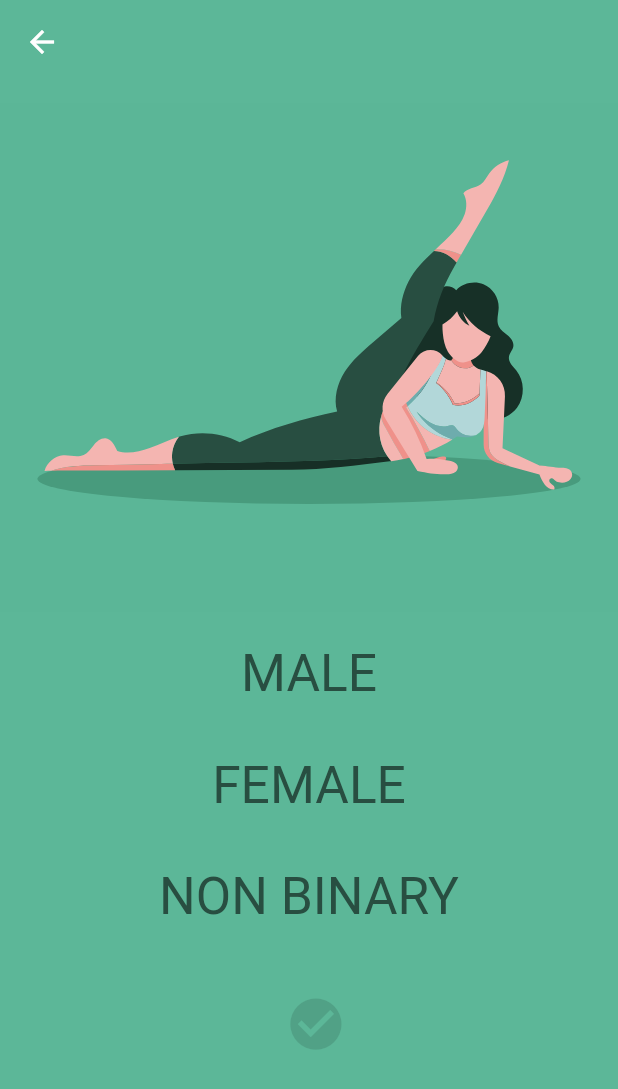
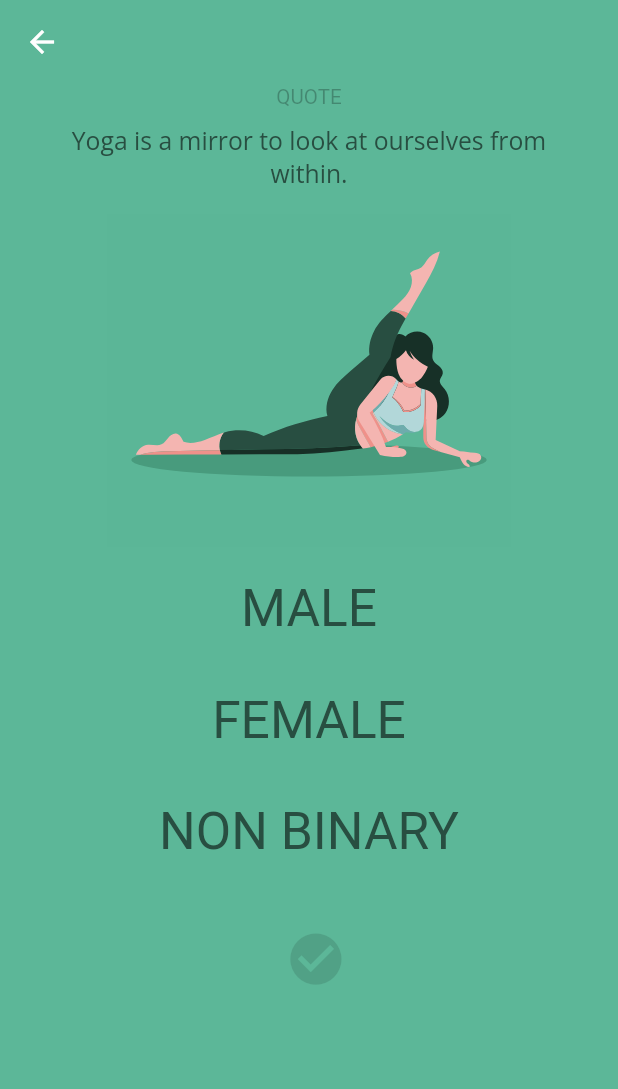
Before and after one commit to Abhishek-Verma7887/Sofia, a Flutter app: the GenderPage screen opened directly, on a phone screen of 412 x 824 dp. Shown: the top 1089 px of the screen. Run offline on Flutter 3.47's test engine with Material 2 defaults, Android fonts, the phone set to English and light mode, and no system bars; our stand-ins replace firebase_auth, flutter_svg, google_fonts, google_sign_in, shared_preferences, websafe_svg; accounts and stored records are empty.

Commit message:
Onboarding overhaul

```diff
--- a/lib/screens/gender_page.dart
+++ b/lib/screens/gender_page.dart
@@ -1,5 +1,6 @@
 import 'package:flutter/material.dart';
 import 'package:flutter_svg/svg.dart';
+import 'package:google_fonts/google_fonts.dart';
 import 'package:sofia/screens/age_page.dart';
 import 'package:sofia/utils/sign_in.dart';
 
@@ -18,6 +19,16 @@ class _GenderPageState extends State<GenderPage> {
 
   String selectedGender;
 
+  AppBar appBar = AppBar(
+    centerTitle: true,
+    title: Text(
+      '',
+      style: TextStyle(color: Colors.deepOrangeAccent[700], fontSize: 30),
+    ),
+    backgroundColor: Color(0xFF5cb798),
+    elevation: 0,
+  );
+
   @override
   void initState() {
     super.initState();
@@ -33,17 +44,9 @@ class _GenderPageState extends State<GenderPage> {
 
   @override
   Widget build(BuildContext context) {
-    var sceeenSize = MediaQuery.of(context).size;
+    var screenSize = MediaQuery.of(context).size;
     return Scaffold(
-      appBar: AppBar(
-        centerTitle: true,
-        title: Text(
-          '',
-          style: TextStyle(color: Colors.deepOrangeAccent[700], fontSize: 30),
-        ),
-        backgroundColor: Color(0xFF5cb798),
-        elevation: 0,
-      ),
+      appBar: appBar,
       body: Stack(
         children: <Widget>[
           Container(
@@ -51,12 +54,39 @@ class _GenderPageState extends State<GenderPage> {
             // Color(0xFFffe6e1), --> color for the other cover
             child: SingleChildScrollView(
               child: Container(
-                padding: EdgeInsets.only(bottom: sceeenSize.height / 5),
-                height: MediaQuery.of(context).size.height,
+                padding: EdgeInsets.only(bottom: screenSize.height / 5),
+                height: screenSize.height - appBar.preferredSize.height,
                 child: Column(
                   mainAxisSize: MainAxisSize.max,
                   mainAxisAlignment: MainAxisAlignment.center,
                   children: <Widget>[
+                    Padding(
+                      padding: EdgeInsets.only(
+                        bottom: screenSize.height / 80,
+                      ),
+                      child: Text(
+                        'QUOTE',
+                        textAlign: TextAlign.center,
+                        style: GoogleFonts.lexendTera(
+                          fontSize: screenSize.height / 60,
+                          color: Colors.black26,
+                        ),
+                      ),
+                    ),
+                    Padding(
+                      padding: EdgeInsets.only(
+                          left: screenSize.width / 15,
+                          right: screenSize.width / 15,
+                          bottom: screenSize.height / 50),
+                      child: Text(
+                        'Yoga is a mirror to look at ourselves from within.',
+                        textAlign: TextAlign.center,
+                        style: GoogleFonts.openSans(
+                          fontSize: screenSize.height / 50,
+                          color: Color(0xFF284e41),
+                        ),
+                      ),
+                    ),
                     Flexible(
                       child: SvgPicture.asset(
                         'assets/images/intro_2.svg',
@@ -66,13 +96,13 @@ class _GenderPageState extends State<GenderPage> {
                     ),
                     Padding(
                       padding: EdgeInsets.only(
-                        bottom: sceeenSize.height / 50,
+                        bottom: screenSize.height / 50,
                       ),
                       child: RotatedBox(
                         quarterTurns: 1,
                         child: ToggleButtons(
                           splashColor: Colors.transparent,
-                          borderWidth: sceeenSize.width / 60,
+                          borderWidth: screenSize.width / 60,
                           borderColor: Colors.transparent,
                           fillColor: Colors.black12,
                           disabledBorderColor: Colors.black,
@@ -85,12 +115,12 @@ class _GenderPageState extends State<GenderPage> {
                               quarterTurns: 3,
                               child: Padding(
                                 padding: EdgeInsets.all(
-                                  sceeenSize.width / 30,
+                                  screenSize.width / 30,
                                 ),
                                 child: Text(
                                   'MALE',
                                   style: TextStyle(
-                                    fontSize: sceeenSize.width / 12,
+                                    fontSize: screenSize.width / 12,
                                   ),
                                 ),
                               ),
@@ -99,12 +129,12 @@ class _GenderPageState extends State<GenderPage> {
                               quarterTurns: 3,
                               child: Padding(
                                 padding: EdgeInsets.all(
-                                  sceeenSize.width / 30,
+                                  screenSize.width / 30,
                                 ),
                                 child: Text(
                                   'FEMALE',
                                   style: TextStyle(
-                                    fontSize: sceeenSize.width / 12,
+                                    fontSize: screenSize.width / 12,
                                   ),
                                 ),
                               ),
@@ -113,12 +143,12 @@ class _GenderPageState extends State<GenderPage> {
                               quarterTurns: 3,
                               child: Padding(
                                 padding: EdgeInsets.all(
-                                  sceeenSize.width / 30,
+                                  screenSize.width / 30,
                                 ),
                                 child: Text(
                                   'NON BINARY',
                                   style: TextStyle(
-                                    fontSize: sceeenSize.width / 12,
+                                    fontSize: screenSize.width / 12,
                                   ),
                                 ),
                               ),
@@ -146,8 +176,10 @@ class _GenderPageState extends State<GenderPage> {
                     IconButton(
                       icon: Icon(
                         Icons.check_circle,
-                        size: sceeenSize.width / 10,
-                        color: selectedGender!=null? Color(0xFF284e41): Colors.black12,
+                        size: screenSize.width / 10,
+                        color: selectedGender != null
+                            ? Color(0xFF284e41)
+                            : Colors.black12,
                       ),
                       onPressed: selectedGender != null
                           ? () {
--- a/pubspec.yaml
+++ b/pubspec.yaml
@@ -18,6 +18,7 @@ dependencies:
   shared_preferences: ^0.5.7+3
   google_fonts: ^1.1.0
   websafe_svg: ^1.1.0
+  font_awesome_flutter: ^8.8.1
 
 dev_dependencies:
   flutter_test:
```
Also changed, not shown: lib/screens/age_page.dart (+34 -6 lines), lib/screens/name_page.dart (+32 -4 lines).
